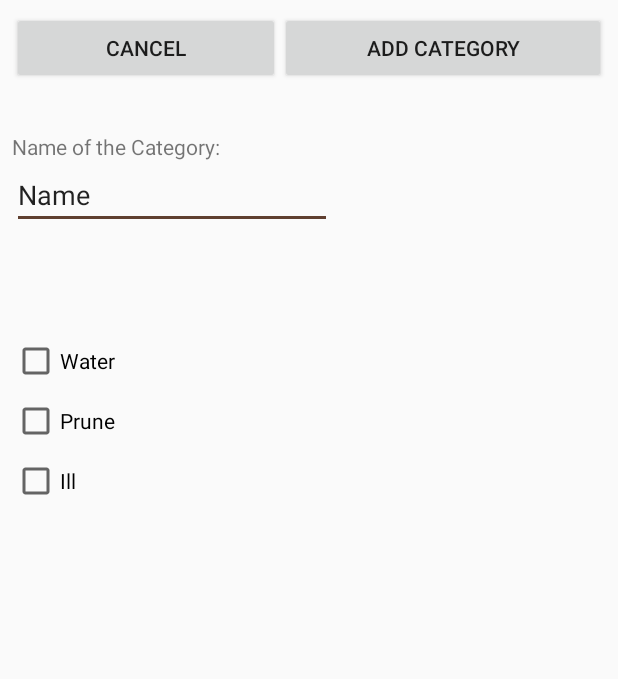
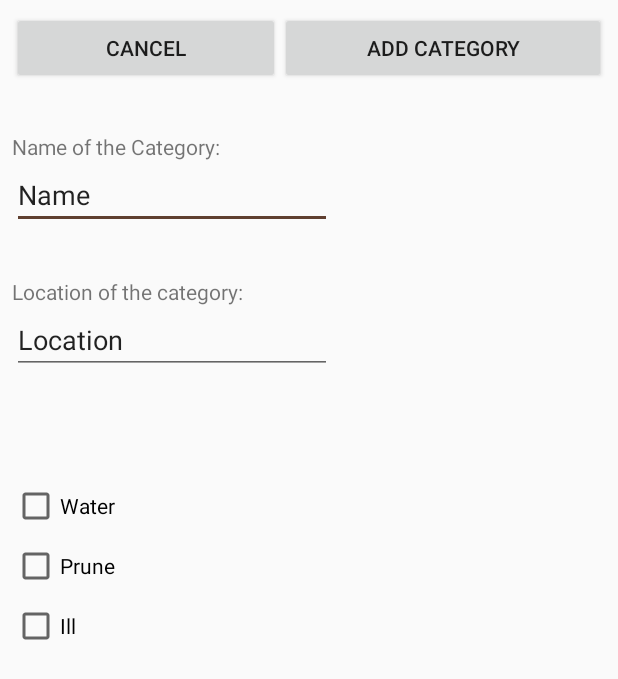
Before and after one commit to MartinZX11/Plantorium, an Android app: the AddCropActivity screen opened directly, with no data from a screen before it, on a phone screen of 412 x 824 dp. Shown: the top 679 px of the screen. Run offline under Robolectric (Android 15) with nearby library versions, the phone set to English and light mode, and no system bars.

Commit message:
Added location to category information

```diff
--- a/app/src/main/java/com/computalimpo/plantorium/fragments/CropsFragment.java
+++ b/app/src/main/java/com/computalimpo/plantorium/fragments/CropsFragment.java
@@ -34,6 +34,7 @@ public class CropsFragment extends Fragment {
 
     public CropsFragment() {}
 
+    /*
     @Override
     public void onResume() {
         super.onResume();
@@ -42,7 +43,7 @@ public class CropsFragment extends Fragment {
         categoryAsyncTask.execute(true);
         categoryAdapter.notifyDataSetChanged();
     }
-
+*/
     @Override
     public View onCreateView(LayoutInflater inflater, ViewGroup container, Bundle savedInstanceState) {
 
--- a/app/src/main/java/com/computalimpo/plantorium/fragments/QRFragment.java
+++ b/app/src/main/java/com/computalimpo/plantorium/fragments/QRFragment.java
@@ -80,8 +80,6 @@ public class QRFragment extends Fragment {
                                     startActivity(intent);
 
                                 } else {
-
-
                                     getActivity().runOnUiThread(new Runnable() {
                                         public void run() {
                                             Toast.makeText(getContext(), R.string.scanError, Toast.LENGTH_SHORT).show();
--- a/app/src/main/res/layout/activity_add_crop.xml
+++ b/app/src/main/res/layout/activity_add_crop.xml
@@ -68,6 +68,37 @@
 
     </LinearLayout>
 
+    <LinearLayout
+        android:id="@+id/linearLayout6"
+        android:layout_width="wrap_content"
+        android:layout_height="wrap_content"
+        android:layout_marginStart="8dp"
+        android:layout_marginLeft="8dp"
+        android:layout_marginTop="32dp"
+        android:orientation="vertical"
+        app:layout_constraintStart_toStartOf="parent"
+        app:layout_constraintTop_toBottomOf="@+id/linearLayout5">
+
+        <TextView
+            android:id="@+id/textView7"
+            android:layout_width="wrap_content"
+            android:layout_height="match_parent"
+            android:text="@string/cropLocation"
+            tools:layout_editor_absoluteX="16dp"
+            tools:layout_editor_absoluteY="243dp" />
+
+        <EditText
+            android:id="@+id/categoryLocation"
+            android:layout_width="wrap_content"
+            android:layout_height="wrap_content"
+            android:ems="10"
+            android:inputType="textPersonName"
+            android:text="Location"
+            tools:layout_editor_absoluteX="53dp"
+            tools:layout_editor_absoluteY="312dp" />
+
+    </LinearLayout>
+
     <CheckBox
         android:id="@+id/checkWater"
         android:layout_width="wrap_content"
@@ -79,7 +110,7 @@
         android:text="@string/checkBoxWater"
         app:layout_constraintBottom_toTopOf="@+id/checkPrune"
         app:layout_constraintStart_toStartOf="parent"
-        app:layout_constraintTop_toBottomOf="@+id/linearLayout5"
+        app:layout_constraintTop_toBottomOf="@+id/linearLayout6"
         app:layout_constraintVertical_chainStyle="spread_inside" />
 
     <CheckBox
--- a/app/src/main/res/layout/fragment_qr.xml
+++ b/app/src/main/res/layout/fragment_qr.xml
@@ -30,10 +30,11 @@
         android:layout_height="17dp"
         android:layout_marginStart="8dp"
         android:layout_marginLeft="8dp"
-        android:layout_marginTop="320dp"
         android:layout_marginEnd="8dp"
         android:layout_marginRight="8dp"
+        android:layout_marginBottom="8dp"
         android:text="@string/scan_des"
+        app:layout_constraintBottom_toBottomOf="parent"
         app:layout_constraintEnd_toEndOf="parent"
         app:layout_constraintStart_toStartOf="parent"
         app:layout_constraintTop_toTopOf="parent" />
--- a/app/src/main/res/values/strings.xml
+++ b/app/src/main/res/values/strings.xml
@@ -39,6 +39,7 @@
     <string name="hour_format">hh:mm</string>
 
     <string name="cropName">Name of the Category:</string>
+    <string name="cropLocation">Location of the category:</string>
     <string name="addCrop">Add Category</string>
     <string name="checkBoxWater">Water</string>
     <string name="checkBoxPrune">Prune</string>
```
Also changed, not shown: app/src/main/java/com/computalimpo/plantorium/POJO/CategoryPOJO.java (+11 -0 lines), app/src/main/res/layout/activity_crop_detail.xml (+20 -6 lines).
